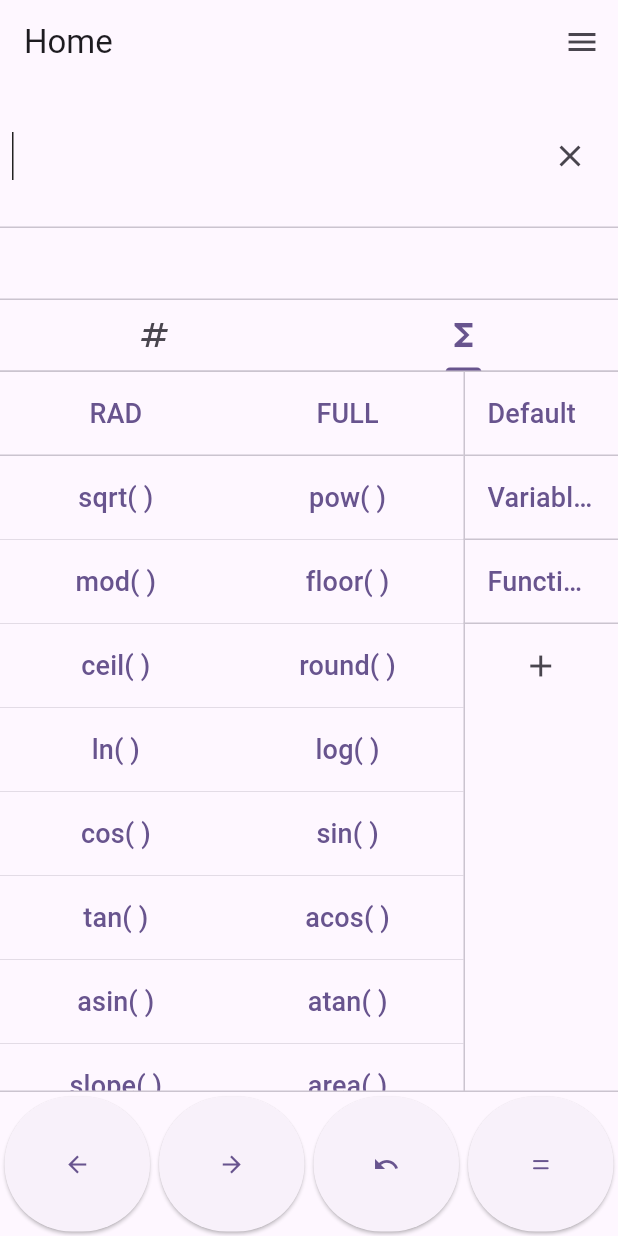
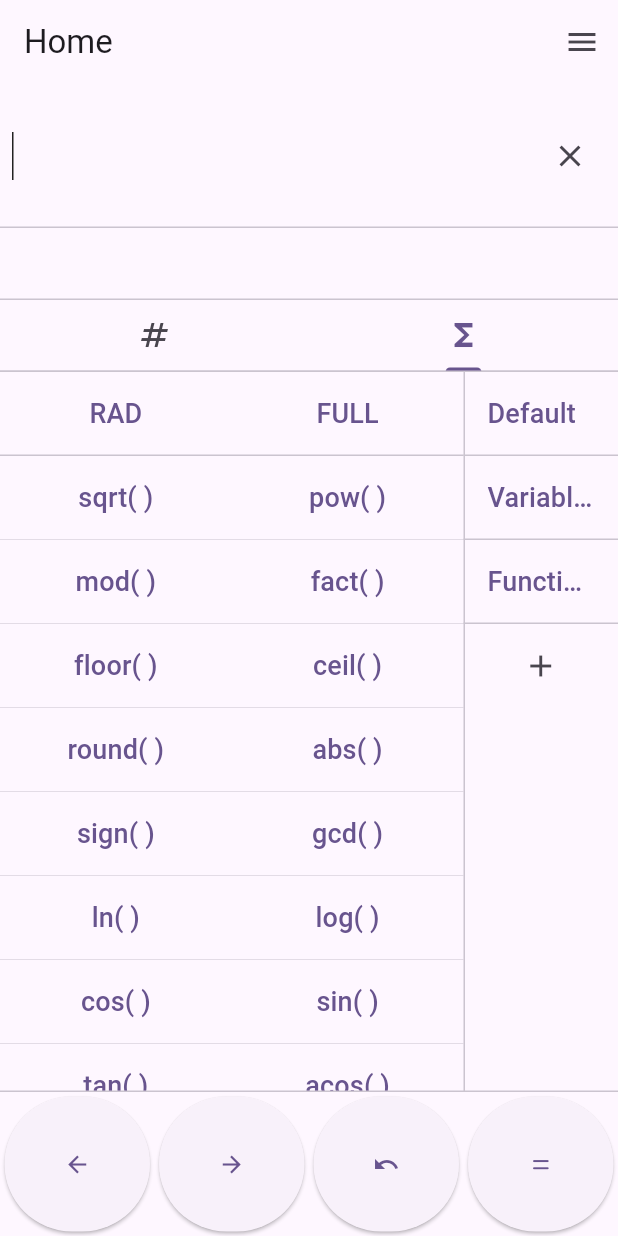
Before and after one commit to KelvinGonzalez/advanced-calculator-3, a Flutter app: the screen it shows after launch, tab 2 chosen, on a phone screen of 412 x 824 dp. Run offline on Flutter 3.47's test engine with Material 3 defaults, Android fonts, the phone set to English and light mode, and no system bars; our stand-ins replace flutter_bloc, shared_preferences; missing offline and left inert: calculus, expressions.

Commit message:
Add extra default functions, prevent autoparenthesis on calculus

```diff
--- a/lib/models/app_state.dart
+++ b/lib/models/app_state.dart
@@ -77,18 +77,46 @@ class AppState {
     return double.nan;
   }
 
+  static int factorial(int n) {
+    if (n < 0) {
+      throw ArgumentError("Factorial is not defined for negative numbers");
+    }
+    int result = 1;
+    for (int i = 2; i <= n; i++) {
+      result *= i;
+    }
+    return result;
+  }
+
+  static int gcd(int a, int b) {
+    while (b != 0) {
+      int temp = b;
+      b = a % b;
+      a = temp;
+    }
+    return a.abs();
+  }
+
   List<DefaultFunction> get defaultFunctions => [
         const DefaultFunction("sqrt", sqrt, "Find the square root of x", ["x"]),
         const DefaultFunction(
             "pow", pow, "Elevate x to the power of b", ["x", "b"]),
         DefaultFunction("mod", (x, b) => x % b,
             "Find the remainder when x is divided by b", ["x", "b"]),
+        const DefaultFunction(
+            "fact", factorial, "Find the factorial of n", ["n"]),
         DefaultFunction("floor", (double x) => x.floor(),
             "Round to the leftmost integer", ["x"]),
         DefaultFunction("ceil", (double x) => x.ceil(),
             "Round to the rightmost integer", ["x"]),
         DefaultFunction("round", (double x) => x.round(),
             "Round to the nearest integer", ["x"]),
+        DefaultFunction(
+            "abs", (num x) => x.abs(), "Find the absolute value of x", ["x"]),
+        DefaultFunction("sign", (num x) => x == 0 ? 0 : x / x.abs(),
+            "Find the signum of x", ["x"]),
+        const DefaultFunction("gcd", gcd,
+            "Find the greatest common denominator between a and b", ["a", "b"]),
         const DefaultFunction(
             "ln", log, "Find the natural logarithm of x", ["x"]),
         DefaultFunction("log", (x) => log(x) / log(10),
@@ -103,8 +131,12 @@ class AppState {
             "Find the arccosine of x", ["x"]),
         DefaultFunction("asin", (x) => asin(x) * (radDeg ? 1 : toDeg),
             "Find the arcsine of x", ["x"]),
-        DefaultFunction("atan", (x) => atan(x) * (radDeg ? 1 : toDeg),
-            "Find the arctangent of x", ["x"]),
+        DefaultFunction(
+            "atan",
+            (x, [b]) =>
+                (b == null ? atan(x) : atan2(x, b)) * (radDeg ? 1 : toDeg),
+            "Find the arctangent of x\n\nFind the angle between the x-axis and <b, x> if b is provided",
+            ["x", "b?"]),
         DefaultFunction("slope", slope,
             "Find the slope of fn(x) evaluated on x", ["fn", "x"]),
         DefaultFunction(
--- a/lib/pages/custom_keyboard.dart
+++ b/lib/pages/custom_keyboard.dart
@@ -201,6 +201,10 @@ class _CustomKeyboardState extends State<CustomKeyboard> {
   }
 
   void _defaultCase(KeyboardKey key) {
+    final usingCalculus = cursorPosition >= 2 &&
+        input[cursorPosition - 1] == "(" &&
+        ["slope", "area"].contains(input[cursorPosition - 2]) &&
+        !key.isMember;
     if (key.parent != null) {
       if (key.isMember) {
         if (cursorPosition <= 0 ||
@@ -211,10 +215,7 @@ class _CustomKeyboardState extends State<CustomKeyboard> {
         }
       } else {
         if (cursorPosition <= 0 ||
-                ![key.parent!.name, "."].contains(input[cursorPosition - 1])
-            //     (input[cursorPosition - 1] != key.parent!.name &&
-            //         input[cursorPosition - 1] != ".")
-            ) {
+            ![key.parent!.name, "."].contains(input[cursorPosition - 1])) {
           input.insert(cursorPosition, key.parent!.name);
           cursorPosition++;
         }
@@ -228,7 +229,7 @@ class _CustomKeyboardState extends State<CustomKeyboard> {
     }
     input.insert(cursorPosition, key.key);
     cursorPosition++;
-    if (key.isFunction) {
+    if (!usingCalculus && key.isFunction) {
       if (cursorPosition >= input.length || input[cursorPosition] != "(") {
         final rightEnd = rightEndCursorPosition() ?? cursorPosition;
         input.insert(cursorPosition, "(");
@@ -450,15 +451,16 @@ class _CustomKeyboardState extends State<CustomKeyboard> {
       } else {
         dynamic tempResult =
             CustomEvaluator.evaluate(mergedInput, cubit.context);
-        if (!state.floatInt && tempResult is double) {
-          tempResult = adjustSigFigs(tempResult, 4);
-        }
         result = tempResult != null &&
                 tempResult is! Function &&
                 tempResult is! CustomFunction &&
                 tempResult is! CustomClass &&
-                tempResult is! InstanceFunctionPair
-            ? tempResult
+                tempResult is! InstanceFunctionPair &&
+                (tempResult is! num ||
+                    (!tempResult.isNaN && tempResult.isFinite))
+            ? (!state.floatInt && tempResult is double
+                ? adjustSigFigs(tempResult, 4)
+                : tempResult)
             : null;
       }
 
```
